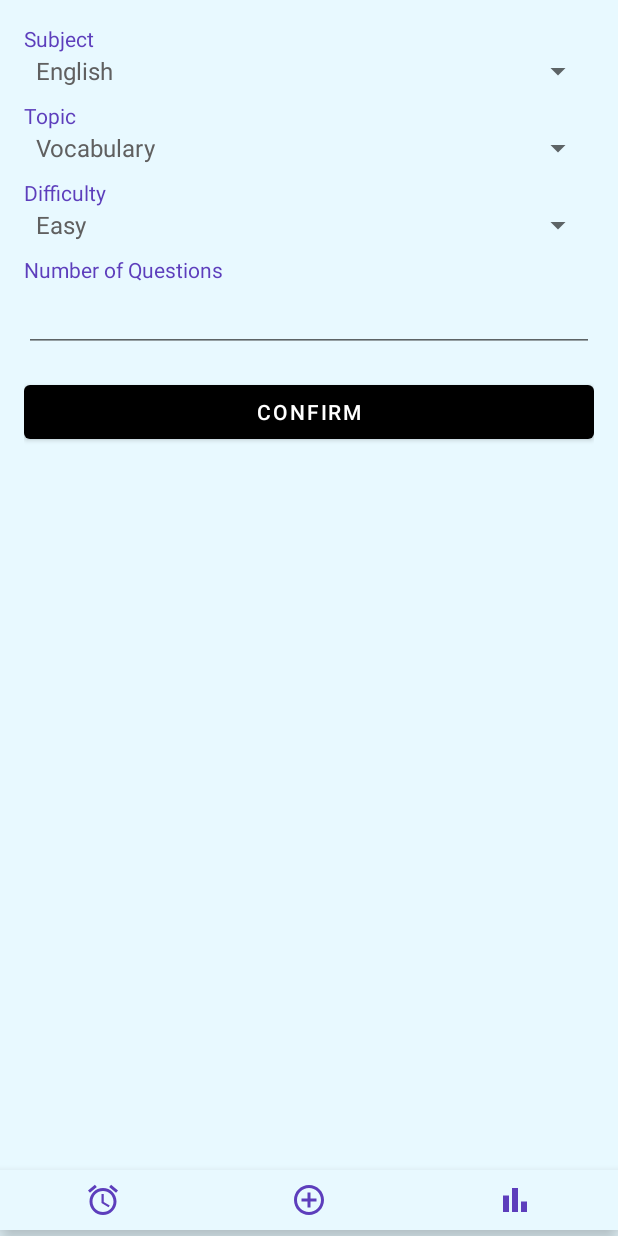
After one commit to KienMai262/AlarmClock, an Android app: the QuizSetupFragment screen opened through its navigation route, on a phone screen of 412 x 824 dp. The commit adds this screen. Run offline under Robolectric (Android 15) with nearby library versions, the phone set to English and light mode, and no system bars; our stand-ins replace navigation-ui.

Commit message:
setup quiz (error doing quiz)

```diff
--- a/app/src/main/AndroidManifest.xml
+++ b/app/src/main/AndroidManifest.xml
@@ -38,6 +38,7 @@
             android:exported="false"
             android:launchMode="singleTop"
             android:showOnLockScreen="true"  />
+        <activity android:name=".ui.quiz.QuizActivity" />
         <receiver
             android:name=".alarm.AlarmReceiver"
             android:enabled="true"
--- a/app/src/main/java/com/example/alarmclock/alarm/AlarmSchedulerUtil.java
+++ b/app/src/main/java/com/example/alarmclock/alarm/AlarmSchedulerUtil.java
@@ -146,6 +146,10 @@ public class AlarmSchedulerUtil {
         intent.putExtra("deleteAfterAlarm", alarm.deleteAfterAlarm != null && alarm.deleteAfterAlarm);
         intent.putExtra("indexMusic", alarm.indexMusic);
         intent.putExtra("knoll", alarm.knoll != null && alarm.knoll);
+        intent.putExtra("subject", alarm.subject);
+        intent.putExtra("topic", alarm.topic);
+        intent.putExtra("difficulty", alarm.difficulty);
+        intent.putExtra("numQuestions", alarm.numQuestions);
 
         // Chỉ thêm customDays nếu là kiểu tùy chỉnh
         if (alarm.loopIndex == 3) {
--- /dev/null
+++ b/app/src/main/java/com/example/alarmclock/ui/quiz/QuizSetupFragment.java
@@ -0,0 +1,129 @@
+package com.example.alarmclock.ui.quiz;
+
+import android.os.Bundle;
+import android.view.LayoutInflater;
+import android.view.View;
+import android.view.ViewGroup;
+import android.widget.ArrayAdapter;
+import android.widget.Button;
+import android.widget.EditText;
+import android.widget.Spinner;
+import android.widget.Toast;
+
+import androidx.annotation.NonNull;
+import androidx.fragment.app.Fragment;
+import androidx.navigation.NavController;
+import androidx.navigation.fragment.NavHostFragment;
+
+import com.example.alarmclock.R;
+import com.example.alarmclock.alarm.AlarmData;
+
+import java.util.ArrayList;
+import java.util.Arrays;
+import java.util.HashMap;
+import java.util.List;
+import java.util.Map;
+
+public class QuizSetupFragment extends Fragment {
+
+    private final Map<String, List<String>> topicMap = new HashMap<String, List<String>>() {{
+        put("English", Arrays.asList("Vocabulary", "Grammar", "Reading"));
+        put("Math", Arrays.asList("Algebra", "Geometry", "Calculus"));
+    }};
+    private AlarmData currentEditingAlarmData;
+    private int currentAlarmIndex;
+    private Spinner spinnerSubject, spinnerTopic, spinnerDifficulty;
+    private EditText editTextNumQuestions;
+    private Button btnConfirm;
+
+    @Override
+    public View onCreateView(@NonNull LayoutInflater inflater, ViewGroup container, Bundle savedInstanceState) {
+        View view = inflater.inflate(R.layout.fragment_quiz_setup, container, false);
+
+        Bundle args = getArguments();
+        if (args != null) {
+            currentEditingAlarmData = (AlarmData) args.getSerializable("alarmData");
+            currentAlarmIndex = args.getInt("alarmIndex", -1);
+        }
+
+        spinnerSubject = view.findViewById(R.id.spinner_subject);
+        spinnerTopic = view.findViewById(R.id.spinner_topic);
+        spinnerDifficulty = view.findViewById(R.id.spinner_difficulty);
+        editTextNumQuestions = view.findViewById(R.id.edit_text_number_questions);
+        btnConfirm = view.findViewById(R.id.btn_confirm_quiz_setup);
+
+        setupSubjectSpinner();
+        setupDifficultySpinner();
+
+        btnConfirm.setOnClickListener(v -> {
+            String subject = spinnerSubject.getSelectedItem().toString();
+            String topic = spinnerTopic.getSelectedItem().toString();
+            String difficulty = spinnerDifficulty.getSelectedItem().toString();
+            String numQuestionsStr = editTextNumQuestions.getText().toString().trim();
+
+            if (numQuestionsStr.isEmpty()) {
+                Toast.makeText(getContext(), "Please enter number of questions", Toast.LENGTH_SHORT).show();
+                return;
+            }
+
+            int numQuestions = Integer.parseInt(numQuestionsStr);
+
+            // Gắn các thông tin quiz vào AlarmData
+            currentEditingAlarmData.subject = subject;
+            currentEditingAlarmData.topic = topic;
+            currentEditingAlarmData.difficulty = difficulty;
+            currentEditingAlarmData.numQuestions = numQuestions;
+
+            // Chuyển đến màn hình tiếp theo (ví dụ như QuizPreviewFragment)
+            Bundle result = new Bundle();
+            result.putSerializable("alarmData", currentEditingAlarmData);
+            result.putInt("alarmIndex", currentAlarmIndex);
+
+            getParentFragmentManager().setFragmentResult("quizSetupResult", result);
+
+            // Quay về fragment trước (CreateAlarmFragment)
+            NavController navController = NavHostFragment.findNavController(this);
+            navController.popBackStack();  // Quay lại màn trước
+
+        });
+
+        return view;
+    }
+
+    private void setupSubjectSpinner() {
+        List<String> subjects = new ArrayList<>(topicMap.keySet());
+        ArrayAdapter<String> adapter = new ArrayAdapter<>(requireContext(), android.R.layout.simple_spinner_item, subjects);
+        adapter.setDropDownViewResource(android.R.layout.simple_spinner_dropdown_item);
+        spinnerSubject.setAdapter(adapter);
+
+        spinnerSubject.setOnItemSelectedListener(new android.widget.AdapterView.OnItemSelectedListener() {
+            @Override
+            public void onItemSelected(android.widget.AdapterView<?> parent, View view, int position, long id) {
+                String selectedSubject = subjects.get(position);
+                updateTopicSpinner(selectedSubject);
+            }
+
+            @Override
+            public void onNothingSelected(android.widget.AdapterView<?> parent) {
+            }
+        });
+
+        // Mặc định chọn đầu tiên
+        if (!subjects.isEmpty()) updateTopicSpinner(subjects.get(0));
+    }
+
+    private void updateTopicSpinner(String subject) {
+        List<String> topics = topicMap.get(subject);
+        ArrayAdapter<String> adapter = new ArrayAdapter<>(requireContext(), android.R.layout.simple_spinner_item, topics);
+        adapter.setDropDownViewResource(android.R.layout.simple_spinner_dropdown_item);
+        spinnerTopic.setAdapter(adapter);
+    }
+
+    private void setupDifficultySpinner() {
+        List<String> difficulties = Arrays.asList("Easy", "Medium", "Hard", "Nightmare");
+        ArrayAdapter<String> adapter = new ArrayAdapter<>(requireContext(), android.R.layout.simple_spinner_item, difficulties);
+        adapter.setDropDownViewResource(android.R.layout.simple_spinner_dropdown_item);
+        spinnerDifficulty.setAdapter(adapter);
+    }
+
+}
--- a/app/src/main/res/layout/activity_alarm_ring.xml
+++ b/app/src/main/res/layout/activity_alarm_ring.xml
@@ -17,10 +17,10 @@
         android:layout_marginBottom="32dp" />
 
     <Button
-        android:id="@+id/stopButton"
+        android:id="@+id/doQuizButton"
         android:layout_width="wrap_content"
         android:layout_height="wrap_content"
-        android:text="Tắt Báo Thức"
+        android:text="Do quiz now!"
         android:padding="16dp"
         android:backgroundTint="#FF5252"
         android:textColor="#FFFFFF"
--- a/app/src/main/res/layout/fragment_create.xml
+++ b/app/src/main/res/layout/fragment_create.xml
@@ -35,8 +35,8 @@
             android:layout_height="wrap_content"/>
 
         <Button
-            android:id="@+id/btnSave"  style="?android:attr/borderlessButtonStyle"
-            android:text="@string/save"
+            android:id="@+id/btnNext"  style="?android:attr/borderlessButtonStyle"
+            android:text="@string/next"
             android:textColor="?attr/android:textColorTertiary"
             android:layout_weight="1"
             android:textStyle="bold"
--- /dev/null
+++ b/app/src/main/res/layout/fragment_quiz_setup.xml
@@ -0,0 +1,64 @@
+<?xml version="1.0" encoding="utf-8"?>
+<ScrollView xmlns:android="http://schemas.android.com/apk/res/android"
+    android:layout_width="match_parent"
+    android:layout_height="match_parent"
+    android:padding="16dp">
+
+    <LinearLayout
+        android:layout_width="match_parent"
+        android:layout_height="wrap_content"
+        android:orientation="vertical">
+
+        <!-- Spinner chọn subject (English, Math) -->
+        <TextView
+            android:layout_width="wrap_content"
+            android:layout_height="wrap_content"
+            android:text="Subject" />
+        <Spinner
+            android:id="@+id/spinner_subject"
+            android:layout_width="match_parent"
+            android:layout_height="wrap_content" />
+
+        <!-- Spinner chọn topic -->
+        <TextView
+            android:layout_width="wrap_content"
+            android:layout_height="wrap_content"
+            android:text="Topic"
+            android:layout_marginTop="8dp" />
+        <Spinner
+            android:id="@+id/spinner_topic"
+            android:layout_width="match_parent"
+            android:layout_height="wrap_content" />
+
+        <!-- Spinner chọn độ khó -->
+        <TextView
+            android:layout_width="wrap_content"
+            android:layout_height="wrap_content"
+            android:text="Difficulty"
+            android:layout_marginTop="8dp" />
+        <Spinner
+            android:id="@+id/spinner_difficulty"
+            android:layout_width="match_parent"
+            android:layout_height="wrap_content" />
+
+        <!-- Nhập số lượng câu hỏi -->
+        <TextView
+            android:layout_width="wrap_content"
+            android:layout_height="wrap_content"
+            android:text="Number of Questions"
+            android:layout_marginTop="8dp" />
+        <EditText
+            android:id="@+id/edit_text_number_questions"
+            android:layout_width="match_parent"
+            android:layout_height="wrap_content"
+            android:inputType="number" />
+
+        <!-- Nút xác nhận -->
+        <Button
+            android:id="@+id/btn_confirm_quiz_setup"
+            android:layout_width="match_parent"
+            android:layout_height="wrap_content"
+            android:text="Confirm"
+            android:layout_marginTop="16dp" />
+    </LinearLayout>
+</ScrollView>
--- a/app/src/main/res/navigation/mobile_navigation.xml
+++ b/app/src/main/res/navigation/mobile_navigation.xml
@@ -46,4 +46,12 @@
         android:id="@+id/navigation_share_data"
         android:name="com.example.alarmclock.ui.share.DataShareFragment"
         tools:layout="@layout/fragment_share_data" />
+
+    <fragment
+        android:id="@+id/navigation_quiz_setup"
+        android:name="com.example.alarmclock.ui.quiz.QuizSetupFragment"
+        android:label="Quiz Setup"
+        tools:layout="@layout/fragment_quiz_setup">
+    </fragment>
+
 </navigation>
--- a/app/src/main/res/values/strings.xml
+++ b/app/src/main/res/values/strings.xml
@@ -48,7 +48,7 @@
     <string name="choose_a_language">Choose a language</string>"
 
     <string name="ok">OK</string>
-    <string name="save">Save</string>
+    <string name="next">Next</string>
     <string name="cancel">Cancel</string>
     <string name="delete">Delete</string>
     <string name="error">Error</string>
```
Also changed, not shown: app/src/main/java/com/example/alarmclock/alarm/AlarmData.java (+21 -1 lines), app/src/main/java/com/example/alarmclock/alarm/AlarmReceiver.java (+11 -3 lines), app/src/main/java/com/example/alarmclock/alarm/AlarmRingActivity.java (+22 -6 lines), app/src/main/java/com/example/alarmclock/alarm/AlarmRingService.java (+10 -0 lines), app/src/main/java/com/example/alarmclock/alarm/Question.java (added, +64 -0 lines), app/src/main/java/com/example/alarmclock/ui/create/CreateFragment.java (+31 -3 lines), app/src/main/java/com/example/alarmclock/ui/quiz/QuizActivity.java (added, +218 -0 lines), app/src/main/java/com/example/alarmclock/ui/quiz/QuizFragment.java (added, +69 -0 lines), app/src/main/res/layout/activity_quiz.xml (added, +69 -0 lines), 3 other files.
